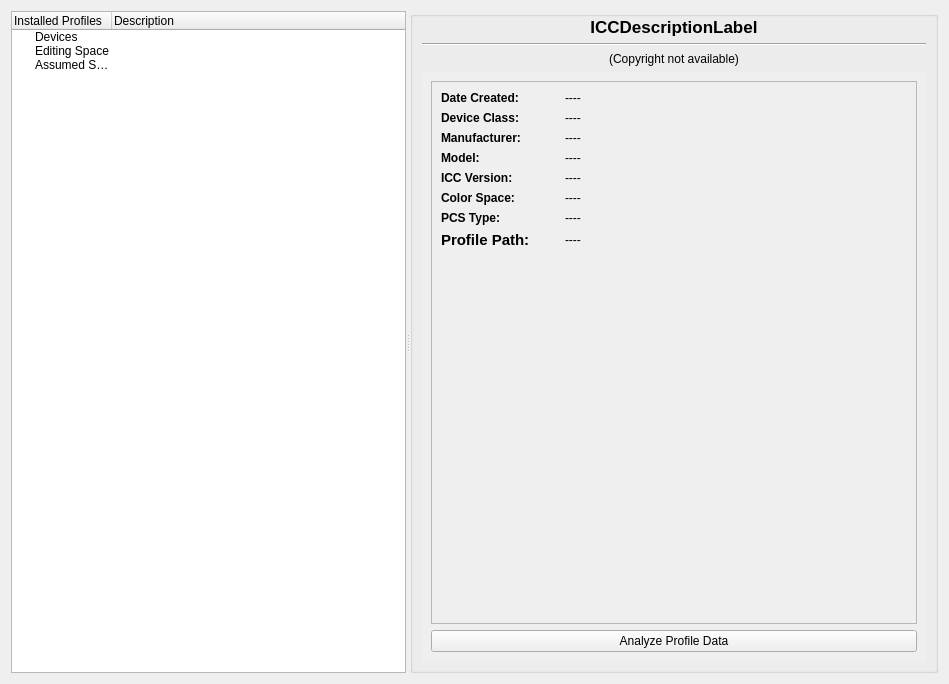
This is information/kminfo.ui in KDE/kolor-manager as Qt 5 draws it before an edit. The edited form follows.
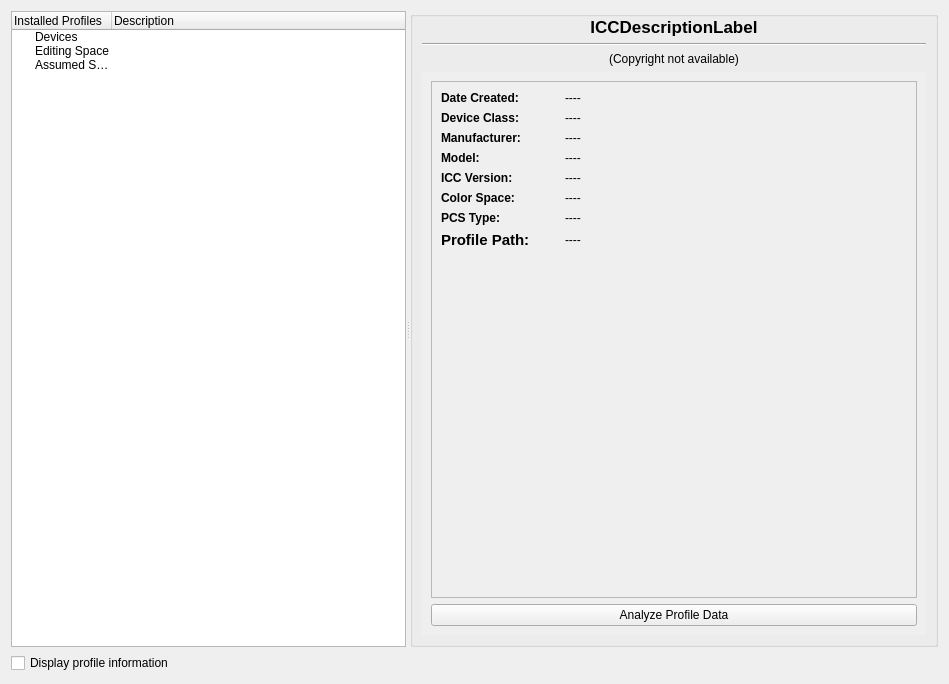
This is the edited form.

Commit message: (kminfo) Added checkbox option to hide profile information panel.

The edit to the form file:
```diff
--- a/information/kminfo.ui
+++ b/information/kminfo.ui
@@ -10,7 +10,7 @@
     <height>684</height>
    </rect>
   </property>
-  <layout class="QHBoxLayout" name="horizontalLayout">
+  <layout class="QVBoxLayout" name="verticalLayout_2">
    <item>
     <widget class="QSplitter" name="splitter">
      <property name="orientation">
@@ -179,8 +179,8 @@
            <rect>
             <x>0</x>
             <y>0</y>
-            <width>509</width>
-            <height>619</height>
+            <width>506</width>
+            <height>557</height>
            </rect>
           </property>
           <layout class="QGridLayout" name="gridLayout_2">
@@ -644,6 +644,13 @@
      </widget>
     </widget>
    </item>
+   <item>
+    <widget class="QCheckBox" name="showProfileInfoCheckBox">
+     <property name="text">
+      <string>Display profile information</string>
+     </property>
+    </widget>
+   </item>
   </layout>
  </widget>
  <resources/>
```
The commit also changes 2 other files.
